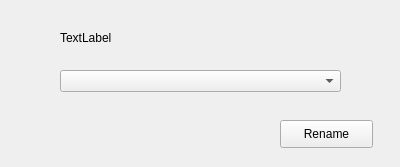
This is resource/gui/RenameDialog.ui in dthung1602/NetworkVisualization as Qt 5 draws it before an edit. The edited form follows.
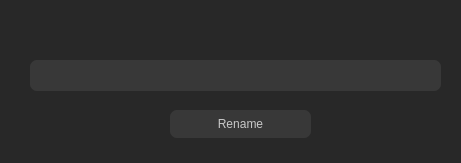
This is the edited form. Icons and pictures are not drawn.

Patch:
```diff
--- a/resource/gui/RenameDialog.ui
+++ b/resource/gui/RenameDialog.ui
@@ -6,32 +6,69 @@
    <rect>
     <x>0</x>
     <y>0</y>
-    <width>400</width>
-    <height>167</height>
+    <width>461</width>
+    <height>163</height>
    </rect>
   </property>
   <property name="windowTitle">
    <string>Form</string>
   </property>
+  <property name="styleSheet">
+   <string notr="true">background-color: #282828</string>
+  </property>
   <widget class="QComboBox" name="comboBox">
    <property name="geometry">
     <rect>
-     <x>60</x>
-     <y>70</y>
-     <width>281</width>
-     <height>22</height>
+     <x>30</x>
+     <y>60</y>
+     <width>411</width>
+     <height>31</height>
     </rect>
    </property>
+   <property name="styleSheet">
+    <string notr="true">QComboBox{
+                            color: rgb(200, 200, 200);
+                            border-style: none;
+                            border-radius: 7px;
+                            background-color: #383838;
+                            padding-left: 13px;
+                            }
+
+                            QComboBox::drop-down
+                            {
+                            border: 0px; /* This seems to replace the whole arrow of the combo box */
+                            }
+                            QComboBox::down-arrow {
+                            image: url(&quot;resource/gui/tool/down-arrow.png&quot;);
+                            width: 9px;
+                            height: 9px;
+                            padding-right: 10px;
+                            }
+                        </string>
+   </property>
   </widget>
   <widget class="QPushButton" name="pushButton">
    <property name="geometry">
     <rect>
-     <x>280</x>
-     <y>120</y>
-     <width>93</width>
+     <x>170</x>
+     <y>110</y>
+     <width>141</width>
      <height>28</height>
     </rect>
    </property>
+   <property name="styleSheet">
+    <string notr="true">QPushButton{
+                            color: rgb(200, 200, 200);
+                            border-style: 2px solid rgb(200, 200, 200);
+                            border-radius: 7px;
+                            background-color: #383838;
+                            }
+
+                            QPushButton:hover{
+                            background-color: #303030;
+                            }
+                        </string>
+   </property>
    <property name="text">
     <string>Rename</string>
    </property>
@@ -39,14 +76,20 @@
   <widget class="QLabel" name="label">
    <property name="geometry">
     <rect>
-     <x>60</x>
-     <y>30</y>
-     <width>291</width>
-     <height>16</height>
+     <x>30</x>
+     <y>25</y>
+     <width>401</width>
+     <height>21</height>
     </rect>
    </property>
+   <property name="styleSheet">
+    <string notr="true">color: rgb(180,180,180);
+                            font-size: 15px;
+                            background-color: transparent;
+                        </string>
+   </property>
    <property name="text">
-    <string>TextLabel</string>
+    <string/>
    </property>
   </widget>
  </widget>
```
